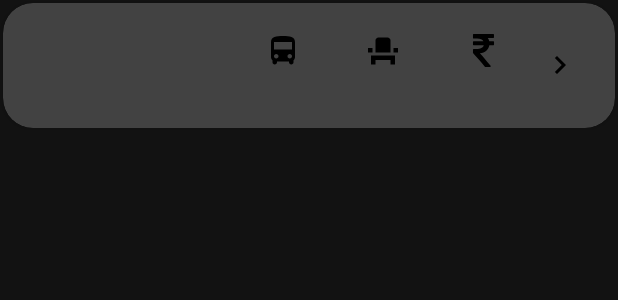
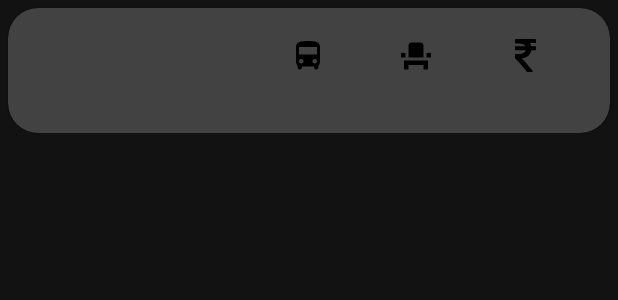
Before and after one commit to manakpandey/BusStat, an Android app: the layout bus_result.xml on its own in the app's theme, with its tools: preview values and no code run, on a phone screen of 412 x 824 dp. Shown: the top 300 px of the screen. Run offline under Robolectric (Android 15) with nearby library versions, the phone set to English and light mode, and no system bars; network calls fail.

Commit message:
Improved UI

```diff
--- a/app/src/main/java/com/ugdevs/smartbus/SearchResultsFragment.kt
+++ b/app/src/main/java/com/ugdevs/smartbus/SearchResultsFragment.kt
@@ -18,6 +18,7 @@ import com.android.volley.toolbox.Volley
 import com.ugdevs.smartbus.utils.BusResultAdapter
 import com.ugdevs.smartbus.utils.MainViewModel
 import kotlinx.android.synthetic.main.fragment_search_results.*
+import java.util.*
 import kotlin.collections.HashMap
 import kotlin.math.acos
 import kotlin.math.cos
@@ -57,6 +58,8 @@ class SearchResultsFragment: Fragment() {
 
         val src = model.searchSrc
         val dest = model.searchDest
+        val heading = "${src.toUpperCase(Locale.ENGLISH)} -> ${dest.toUpperCase(Locale.ENGLISH)}"
+        result_heading.text = heading
         val res= mutableListOf<HashMap<String,String>>()
 
         val queue = Volley.newRequestQueue(activity)
--- /dev/null
+++ b/app/src/main/res/drawable/ic_wallet_96dp.xml
@@ -0,0 +1,4 @@
+<vector android:height="96dp" android:viewportHeight="24"
+    android:viewportWidth="24" android:width="96dp" xmlns:android="http://schemas.android.com/apk/res/android">
+    <path android:fillColor="#FFFFFF" android:pathData="M21,18v1c0,1.1 -0.9,2 -2,2L5,21c-1.11,0 -2,-0.9 -2,-2L3,5c0,-1.1 0.89,-2 2,-2h14c1.1,0 2,0.9 2,2v1h-9c-1.11,0 -2,0.9 -2,2v8c0,1.1 0.89,2 2,2h9zM12,16h10L22,8L12,8v8zM16,13.5c-0.83,0 -1.5,-0.67 -1.5,-1.5s0.67,-1.5 1.5,-1.5 1.5,0.67 1.5,1.5 -0.67,1.5 -1.5,1.5z"/>
+</vector>
--- a/app/src/main/res/layout/activity_login.xml
+++ b/app/src/main/res/layout/activity_login.xml
@@ -1,7 +1,5 @@
 <?xml version="1.0" encoding="utf-8"?>
-<androidx.coordinatorlayout.widget.CoordinatorLayout
-    xmlns:android="http://schemas.android.com/apk/res/android"
-    xmlns:app="http://schemas.android.com/apk/res-auto"
+<androidx.coordinatorlayout.widget.CoordinatorLayout xmlns:android="http://schemas.android.com/apk/res/android"
     xmlns:tools="http://schemas.android.com/tools"
     android:layout_width="match_parent"
     android:layout_height="match_parent"
@@ -46,6 +44,7 @@
             android:layout_width="match_parent"
             android:layout_height="wrap_content"
             style="@style/TextAppearance.MaterialComponents.Button"
+            android:background="@color/aqua"
             android:layout_marginTop="15dp"
             android:id="@+id/login_button"
             android:text="@string/login_button"
--- a/app/src/main/res/layout/bus_result.xml
+++ b/app/src/main/res/layout/bus_result.xml
@@ -4,7 +4,7 @@
     xmlns:app="http://schemas.android.com/apk/res-auto"
     android:id="@+id/bus_result_card"
     android:elevation="8dp"
-    android:layout_margin="2dp"
+    android:layout_margin="5dp"
     app:cardCornerRadius="20dp"
     android:layout_marginTop="5dp"
     android:layout_marginBottom="5dp"
@@ -49,15 +49,6 @@
             android:layout_height="wrap_content"
             android:layout_weight="2"/>
 
-        <ImageButton
-            android:layout_gravity="center"
-            android:id="@+id/bus_pay"
-            android:background="@android:drawable/list_selector_background"
-            android:src="@drawable/ic_navigate_next_24px"
-            android:layout_width="0dp"
-            android:layout_height="wrap_content"
-            android:layout_weight="1"/>
-
     </LinearLayout>
 
 </androidx.cardview.widget.CardView>
--- a/app/src/main/res/layout/fragment_wallet.xml
+++ b/app/src/main/res/layout/fragment_wallet.xml
@@ -10,7 +10,8 @@
         android:id="@+id/wallet"
         android:layout_marginTop="100sp"
         android:layout_gravity="center_horizontal"
-        android:src="@drawable/ic_account_balance_wallet_black_24dp"/>
+        android:src="@drawable/ic_wallet_96dp"
+        android:contentDescription="@string/wallet_icon" />
 
     <TextView
         android:layout_width="wrap_content"
@@ -18,7 +19,7 @@
         android:textSize="60sp"
         android:id="@+id/wallet_balance"
         android:layout_gravity="center"
-        android:drawableLeft="@drawable/ic_rupee_indian"
+        android:drawableStart="@drawable/ic_rupee_indian"
         android:drawableTint="@color/white"
         android:textColor="#FFFFFF"/>
 
--- a/app/src/main/res/menu/bottom_nav_menu.xml
+++ b/app/src/main/res/menu/bottom_nav_menu.xml
@@ -5,7 +5,7 @@
         android:icon="@drawable/ic_search_24px"/>
     <item android:title="@string/bottom_nav_wallet"
         android:id="@+id/nav_wallet"
-        android:icon="@drawable/wallet_24px"/>
+        android:icon="@drawable/ic_wallet_24px"/>
     <item android:title="@string/bottom_nav_overflow"
         android:id="@+id/nav_more"
         android:icon="@drawable/ic_round_menu_24px"/>
--- a/app/src/main/res/values/strings.xml
+++ b/app/src/main/res/values/strings.xml
@@ -16,4 +16,5 @@
     <string name="no_direct_buses_available">Sorry! No Direct Buses Available</string>
     <string name="server_unavailable">Could not reach our Servers at the moment</string>
     <string name="token_error">Error retrieving token from server</string>
+    <string name="wallet_icon">Wallet Icon</string>
 </resources>
```
Also changed, not shown: app/src/main/res/layout/fragment_search_results.xml (+6 -5 lines), app/src/main/res/drawable/ic_wallet_24px.xml (renamed from app/src/main/res/drawable/wallet_24px.xml).
